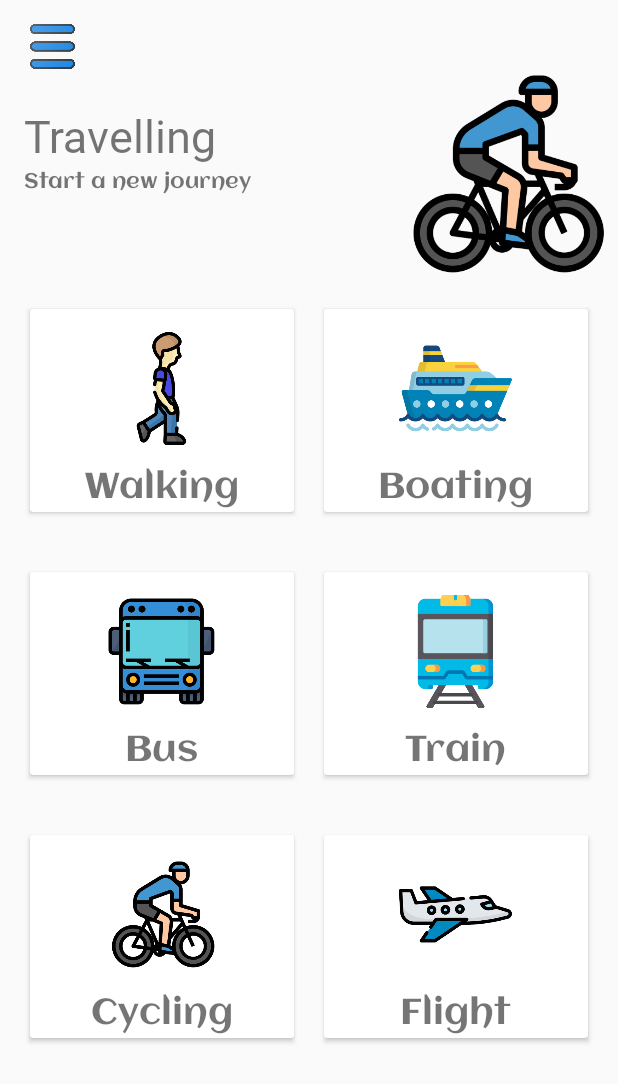
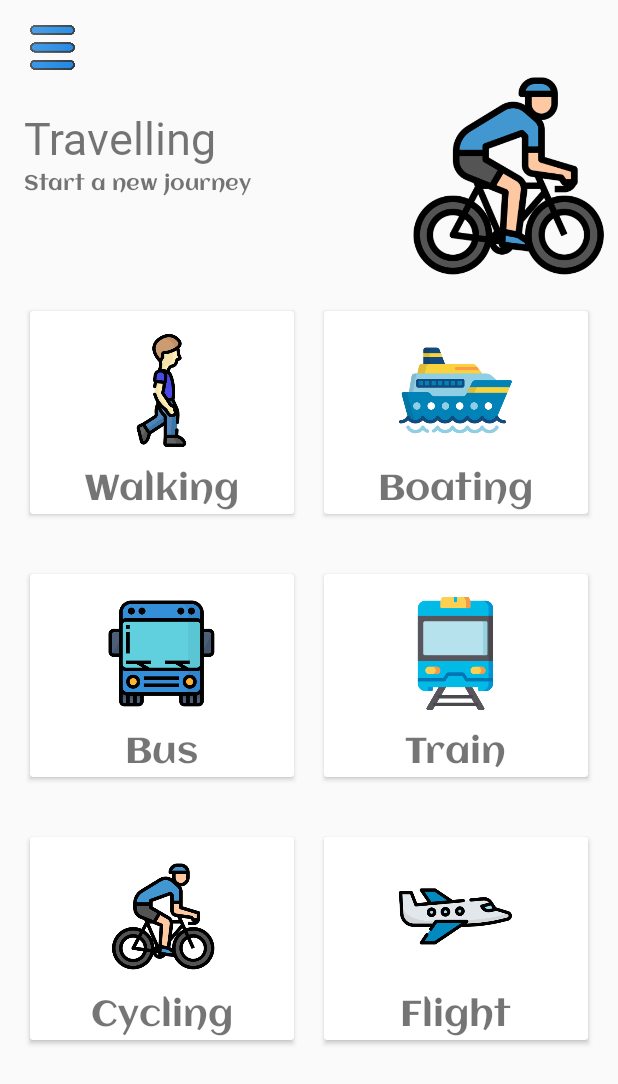
Before and after one commit to D-Mick/Modern-Dashboard, an Android app: the homeFragment screen opened directly, with no data from a screen before it, on a phone screen of 412 x 824 dp. Shown: the top 1084 px of the screen. Run offline under Robolectric (Android 15) with nearby library versions, the phone set to English and light mode, and no system bars.

```diff
--- a/app/src/main/res/layout/fragment_home.xml
+++ b/app/src/main/res/layout/fragment_home.xml
@@ -11,7 +11,7 @@
         <ImageView
             android:id="@+id/toolbar"
             android:layout_width="30dp"
-            android:layout_height="30dp"
+            android:layout_height="31dp"
             android:layout_marginLeft="20dp"
             android:layout_marginTop="16dp"
             android:src="@drawable/menu"
```
